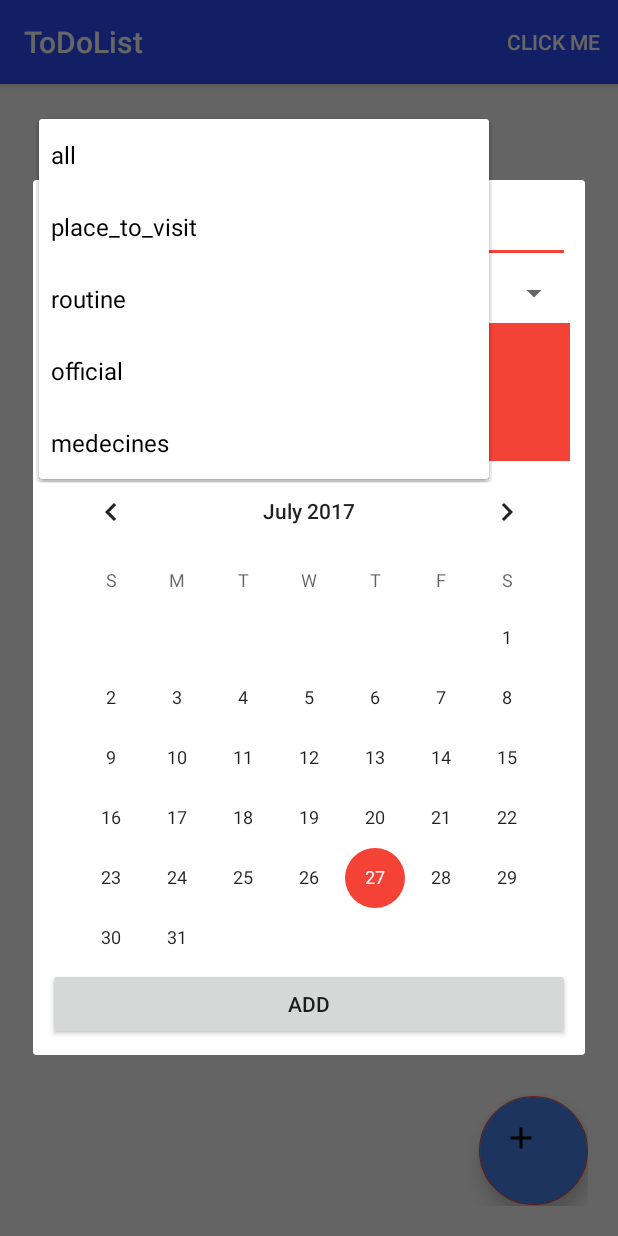
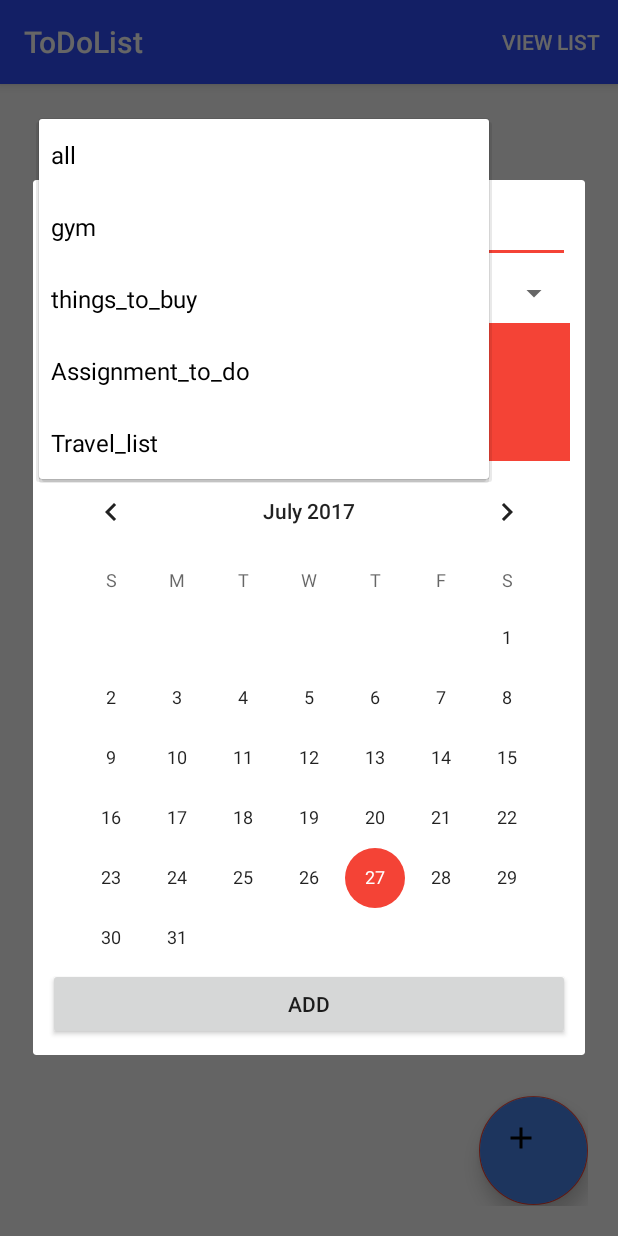
Before and after one commit to juhi16792/CS5440-Todo-list, an Android app: the fragment AddToDoFragment placed in its activity, after a tap on "all", on a phone screen of 412 x 824 dp. Run offline under Robolectric (Android 15) with nearby library versions, the phone set to English and light mode, and no system bars.

```diff
--- a/app/src/main/res/menu/main.xml
+++ b/app/src/main/res/menu/main.xml
@@ -3,7 +3,7 @@
     xmlns:app="http://schemas.android.com/apk/res-auto">
     <!--menu for category-->
 <item android:id="@+id/item"
-    android:title="CLICK ME"
+    android:title="View list"
     app:showAsAction="always"
     android:orderInCategory="1"
     android:visible="true">
@@ -14,16 +14,16 @@
                 android:title="All" />
             <item
                 android:id="@+id/fav_place_to_visit"
-                android:title="place_to_visit" />
+                android:title="gym" />
             <item
                 android:id="@+id/routine"
-                android:title="routine" />
+                android:title="things_to_buy" />
             <item
                 android:id="@+id/official"
-                android:title="official" />
+                android:title="Assigments_to_do" />
             <item
                 android:id="@+id/medecines"
-                android:title="medecines" />
+                android:title="Travel_list" />
         </menu>
             </item>
         </menu>
--- a/app/src/main/res/values/strings.xml
+++ b/app/src/main/res/values/strings.xml
@@ -1,14 +1,16 @@
 <resources>
     <string name="app_name">ToDoList</string>
+    <color name="white">#FFFFFF</color>
 
 
 
     <string-array name="arraylist_category">
         <item>all</item>
-        <item>place_to_visit</item>
-        <item>routine</item>
-        <item>official</item>
-        <item>medecines</item>
+        <item>gym</item>
+        <item>things_to_buy</item>
+        <item>Assignment_to_do</item>
+        <item>Travel_list</item>
+
     </string-array>
 
 
```
Also changed, not shown: 20 other files.
